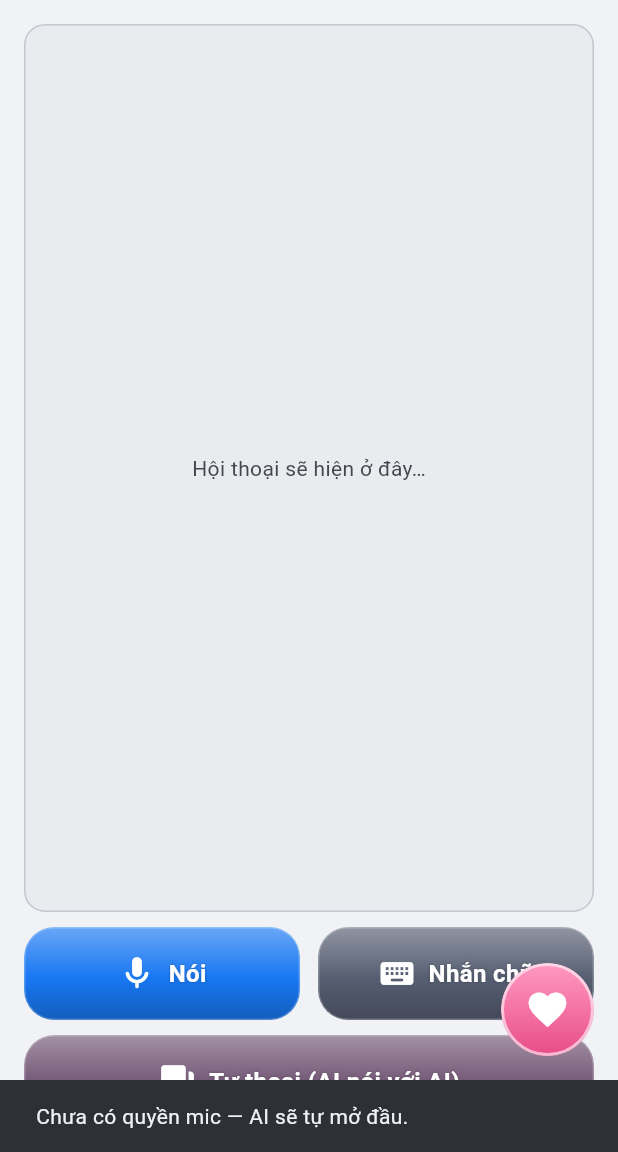
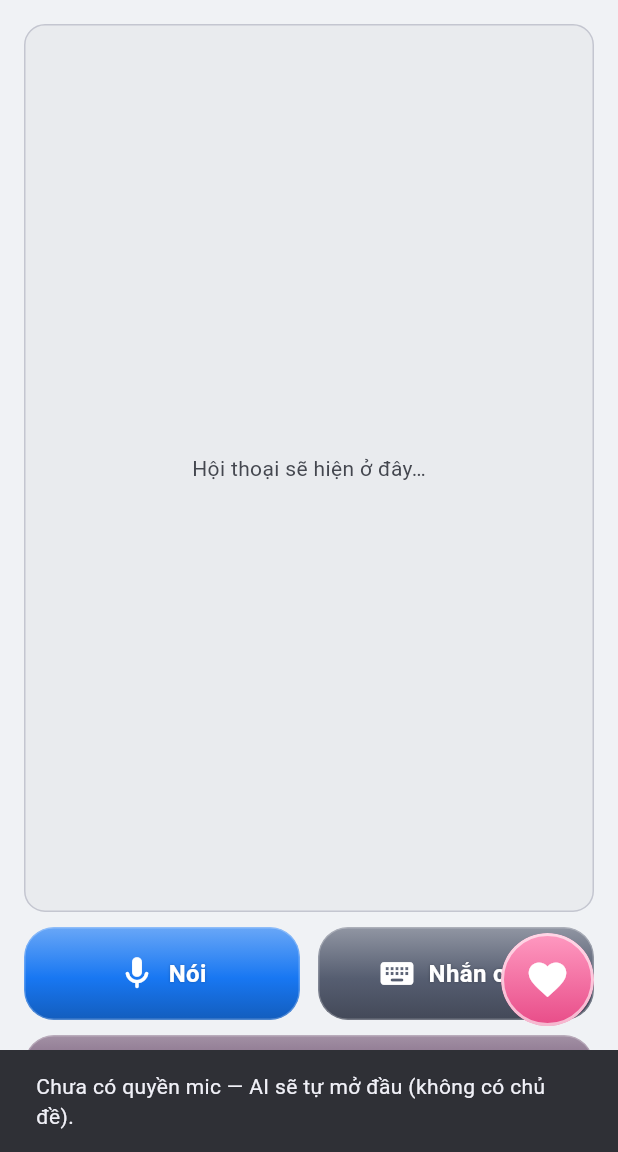
Before and after one commit to NgoDuy2197/Android_Project, a Flutter app: the screen it shows after launch, after a tap on "Tự thoại (AI nói với AI)", on a phone screen of 412 x 824 dp, the part 84-1236 px from its top. Run offline on Flutter 3.47's test engine with Material 3 defaults, Android fonts, the phone set to English and light mode, and no system bars; our stand-ins replace audioplayers, file_picker, flutter_tts, permission_handler, qr_flutter, sensors_plus and 4 more; missing offline and left inert: flutter_file_dialog, flutter_webrtc, mobile_scanner, record.

Commit message:
feat(voice_ai): rewrite auto-talk as style + topic + opponent input
- Treat A/B prompts as speaking styles always injected as system
- Use only the opponent's recent sentences as the AI user input
- Treat the first spoken command as shared topic/trend for both AIs

Co-authored-by: Duy Khoai Tây <NgoDuy2197@users.noreply.github.com>

```diff
--- a/WebRTC/Mobile/voice_ai/lib/main.dart
+++ b/WebRTC/Mobile/voice_ai/lib/main.dart
@@ -298,9 +298,13 @@ class HomeScreenState extends State<HomeScreen> {
 
   // Auto-dialogue (loop) state.
   bool _loopActive = false;
-  bool _loopSeeding = false; // waiting for the user's opening line
+  bool _loopSeeding = false; // waiting for the user's topic command
   int _loopTurn = 0;
-  List<String> _loopLines = [];
+  /// Spoken AI lines in the auto-dialogue. `second == false` → A (voice 1).
+  final List<({bool second, String text})> _loopLines = [];
+  /// Topic / tone set by the user's first command when starting auto-dialogue.
+  /// Injected into every system prompt so both AIs stay on the same trend.
+  String _loopTopic = '';
   // Clears buffered speech after configured silence (see silenceClearSec).
   Timer? _silenceTimer;
 
@@ -319,18 +323,18 @@ class HomeScreenState extends State<HomeScreen> {
   // reuse voice 1.
   String ttsVoice2Name = '';
   String ttsVoice2Locale = '';
-  // Auto-dialogue (loop) personas — one prompt per speaker (A = voice 1, B =
-  // voice 2). Each turn uses its own persona.
+  // Auto-dialogue speaking styles — system prompt per speaker (A = voice 1,
+  // B = voice 2). Always injected every turn to force the AI to comply.
   String loopPromptA =
-      'Bạn là NGƯỜI A trong cuộc trò chuyện tiếng Việt vui vẻ. Mỗi lượt nói một '
-      'câu ngắn, nối tiếp tự nhiên chủ đề đang nói.';
+      'Bạn là NGƯỜI A. Cách nói: vui vẻ, thân mật, câu ngắn bằng tiếng Việt. '
+      'Mỗi lượt chỉ nói một câu.';
   String loopPromptB =
-      'Bạn là NGƯỜI B trong cuộc trò chuyện tiếng Việt vui vẻ. Mỗi lượt nói một '
-      'câu ngắn, nối tiếp tự nhiên chủ đề đang nói.';
+      'Bạn là NGƯỜI B. Cách nói: dí dỏm, hay nối ý, câu ngắn bằng tiếng Việt. '
+      'Mỗi lượt chỉ nói một câu.';
   int maxMessages = 20;
-  // Auto-dialogue: how many previous lines to feed back as context when an AI
-  // generates its next turn. 1 = only the partner's last sentence (+ its own
-  // prompt). Higher = more of the recent conversation for continuity.
+  // Auto-dialogue: how many of the *opponent's* recent sentences to feed as
+  // the user-message input (not mixed with own lines). 1 = only the last
+  // opponent sentence.
   int loopContextCount = 1;
   // If no start-word is set: after this many seconds of silence without the
   // stop-word, drop what was heard (0 = off).
@@ -965,7 +969,7 @@ class HomeScreenState extends State<HomeScreen> {
       if (q.isNotEmpty) {
         _silenceTimer?.cancel();
         _finalizeLiveUser(q);
-        // In loop seeding, the first finished utterance is the opening line.
+        // In loop seeding, the first finished utterance sets the topic/trend.
         if (_loopSeeding) {
           _seedLoop(q);
           return;
@@ -1075,9 +1079,10 @@ class HomeScreenState extends State<HomeScreen> {
   // ---------- Auto-dialogue loop ----------
 
   /// Start/stop the self-running conversation. Starting listens for the user's
-  /// opening line (ended with the stop word); after that the AI keeps taking
-  /// its own last line to produce the next one, alternating the two voices,
-  /// until stopped.
+  /// topic command (ended with the stop word). That command sets the topic /
+  /// speaking trend for both AIs; then A and B alternate, each turn using its
+  /// own speaking-style system prompt + the opponent's recent sentences as
+  /// input, until stopped.
   Future<void> _toggleLoop() async {
     if (_loopActive) {
       _stopLoop();
@@ -1085,7 +1090,8 @@ class HomeScreenState extends State<HomeScreen> {
     }
     _loopActive = true;
     _loopSeeding = true;
-    _loopLines = [];
+    _loopLines.clear();
+    _loopTopic = '';
     _loopTurn = 0;
     _committed = '';
     _live = '';
@@ -1094,11 +1100,11 @@ class HomeScreenState extends State<HomeScreen> {
     final granted =
         await _nativeChannel.invokeMethod<bool>('requestMic') ?? false;
     if (granted) {
-      _setStatus('Nói câu mở đầu rồi nói "$stopWord"…');
-      _snack('Tự thoại: nói câu mở đầu, kết thúc bằng "$stopWord".');
+      _setStatus('Nói chủ đề/xu hướng rồi nói "$stopWord"…');
+      _snack('Tự thoại: nói chủ đề cho 2 bên, kết thúc bằng "$stopWord".');
       await _sttEngineStart();
     } else {
-      _snack('Chưa có quyền mic — AI sẽ tự mở đầu.');
+      _snack('Chưa có quyền mic — AI sẽ tự mở đầu (không có chủ đề).');
       _seedLoop('');
     }
   }
@@ -1106,6 +1112,7 @@ class HomeScreenState extends State<HomeScreen> {
   void _stopLoop() {
     _loopActive = false;
     _loopSeeding = false;
+    _loopTopic = '';
     _silenceTimer?.cancel();
     _sttEngineStop();
     _tts.stop();
@@ -1115,26 +1122,86 @@ class HomeScreenState extends State<HomeScreen> {
     _setStatus('Đã dừng tự thoại');
   }
 
+  /// Capture the user's first command as the shared topic/trend (not as a
+  /// spoken dialogue line), then let speaker A open.
   void _seedLoop(String seed) {
     _loopSeeding = false;
     _sttEngineStop();
     final s = seed.trim();
+    _loopTopic = s;
+    _loopTurn = 0; // A speaks first after the topic is set
     if (s.isNotEmpty) {
       setState(() {
-        _history.add(ChatMsg(fromUser: true, text: s));
+        _history.add(ChatMsg(fromUser: true, text: 'Chủ đề: $s'));
         _trimHistory();
       });
-      _loopLines.add(s);
-      _loopTurn = 1; // next AI line answers with the 2nd voice
       _scrollChat();
     }
     _loopStep();
   }
 
+  /// Build the system prompt that is forced on every auto-dialogue reply:
+  /// speaking style (config) + topic/trend (first user command).
+  String _loopSystemPrompt(bool second) {
+    final style = (second ? loopPromptB : loopPromptA).trim();
+    final who = second ? 'B' : 'A';
+    final buf = StringBuffer();
+    if (style.isNotEmpty) {
+      buf.writeln(style);
+    } else {
+      buf.writeln('Bạn là NGƯỜI $who trong cuộc trò chuyện tiếng Việt.');
+    }
+    buf.writeln();
+    buf.writeln(
+        'BẮT BUỘC: luôn tuân thủ cách nói / phong cách ở trên trong mọi câu '
+        'trả lời. Chỉ nói nội dung thoại, không giải thích meta, không ghi '
+        'tên người nói.');
+    final topic = _loopTopic.trim();
+    if (topic.isNotEmpty) {
+      buf.writeln();
+      buf.writeln('Chủ đề / xu hướng cuộc trò chuyện (bám theo): $topic');
+    }
+    return buf.toString().trim();
+  }
+
+  /// User-message input for one turn: only the opponent's recent sentences
+  /// (count = [loopContextCount]), never own lines or the topic command.
+  String _loopUserInput(bool second) {
+    final n = loopContextCount < 1 ? 1 : loopContextCount;
+    // Opponent of the speaker about to talk.
+    final opponentIsSecond = !second;
+    final opponent = _loopLines
+        .where((l) => l.second == opponentIsSecond)
+        .map((l) => l.text)
+        .toList();
+    final recent = opponent.length > n
+        ? opponent.sublist(opponent.length - n)
+        : opponent;
+
+    if (recent.isEmpty) {
+      final topic = _loopTopic.trim();
+      if (topic.isNotEmpty) {
+        return 'Bắt đầu cuộc trò chuyện theo chủ đề đã cho. '
+            'Nói câu mở đầu (1 câu ngắn, tiếng Việt):';
+      }
+      return 'Bắt đầu một cuộc trò chuyện. '
+          'Nói câu mở đầu (1 câu ngắn, tiếng Việt):';
+    }
+    if (recent.length == 1) {
+      return 'Đối phương vừa nói: "${recent.first}"\n\n'
+          'Dựa vào câu đó, nói lượt tiếp theo (1 câu ngắn, tiếng Việt, '
+          'KHÔNG ghi tên người nói):';
+    }
+    final bullets = recent.map((t) => '- "$t"').join('\n');
+    return 'Đối phương vừa nói (${recent.length} câu gần nhất):\n$bullets\n\n'
+        'Dựa vào các câu đó, nói lượt tiếp theo (1 câu ngắn, tiếng Việt, '
+        'KHÔNG ghi tên người nói):';
+  }
+
   Future<String> _loopGenerate(String context, bool second) async {
-    final persona = (second ? loopPromptB : loopPromptA).trim();
     final saved = _ai.systemPrompt;
-    if (persona.isNotEmpty) _ai.systemPrompt = persona;
+    // Always overwrite system prompt so the speaking style is enforced.
+    _ai.systemPrompt = _loopSystemPrompt(second);
     try {
       return await _ai.ask(context);
     } finally {
@@ -1147,21 +1214,7 @@ class HomeScreenState extends State<HomeScreen> {
     setState(() => _state = AiState.thinking);
     // No "beep" during auto-dialogue.
     final second = _loopTurn.isOdd; // alternate speaker/voice each turn
-    // Feed back only the last [loopContextCount] lines (default 1 = just the
-    // partner's last sentence) so each AI builds on the partner + its own
-    // prompt, not the whole transcript.
-    final n = loopContextCount < 1 ? 1 : loopContextCount;
-    final recent = _loopLines.length > n
-        ? _loopLines.sublist(_loopLines.length - n)
-        : List<String>.from(_loopLines);
-    final ctx = recent.isEmpty
-        ? 'Bắt đầu một cuộc trò chuyện. Nói câu mở đầu (1 câu ngắn, tiếng Việt).'
-        : (recent.length == 1
-            ? 'Đối phương vừa nói: "${recent.first}"\n\n'
-                'Dựa vào câu đó, nói lượt tiếp theo (1 câu ngắn, tiếng Việt, '
-                'KHÔNG ghi tên người nói):'
-            : 'Hội thoại gần đây:\n${recent.join("\n")}\n\n'
-                'Nói lượt tiếp theo (1 câu ngắn, tiếng Việt, KHÔNG ghi tên người nói):');
+    final ctx = _loopUserInput(second);
     String line;
     try {
       line = (await _loopGenerate(ctx, second)).trim();
@@ -1180,7 +1233,7 @@ class HomeScreenState extends State<HomeScreen> {
       _state = AiState.speaking;
     });
     _scrollChat();
-    _loopLines.add(line);
+    _loopLines.add((second: second, text: line));
     if (_loopLines.length > 40) _loopLines.removeAt(0);
     _loopTurn++;
     await _speak(line, second: second);
@@ -2625,15 +2678,24 @@ class _SettingsScreenState extends State<SettingsScreen> {
           ],
           const Divider(height: 24),
           _hdr('AI tự thoại (AI nói với AI)'),
-          _field(_loopPromptA, 'Prompt người A (giọng 1)',
-              'VD: Bạn là người A, vui tính, nói tiếng Việt…',
-              maxLines: 3),
-          _field(_loopPromptB, 'Prompt người B (giọng 2)',
-              'VD: Bạn là người B, hay phản biện, nói tiếng Việt…',
-              maxLines: 3),
-          _field(_loopCtx, 'Số câu trước đó làm ngữ cảnh', '1',
-              helper: '1 = chỉ lấy câu của đối phương + prompt của nó. '
-                  'Lớn hơn = lấy thêm các câu gần đây để nối ý.'),
+          const Text(
+            'Câu mở đầu khi bấm Tự thoại = chủ đề/xu hướng cho cả 2 bên. '
+            'Cách nói A/B luôn đưa vào system mỗi lượt. Input mỗi lượt = '
+            'câu đối phương vừa nói.',
+            style: TextStyle(color: Colors.white54, fontSize: 12.5),
+          ),
+          const SizedBox(height: 10),
+          _field(_loopPromptA, 'Cách nói người A (system, giọng 1)',
+              'VD: vui tính, thân mật, câu ngắn tiếng Việt…',
+              maxLines: 3,
+              helper: 'Luôn inject vào system để ép AI tuân thủ mỗi câu trả lời.'),
+          _field(_loopPromptB, 'Cách nói người B (system, giọng 2)',
+              'VD: hay phản biện, dí dỏm, câu ngắn tiếng Việt…',
+              maxLines: 3,
+              helper: 'Luôn inject vào system để ép AI tuân thủ mỗi câu trả lời.'),
+          _field(_loopCtx, 'Số câu đối phương làm input', '1',
+              helper: '1 = chỉ câu đối phương vừa nói. '
+                  'Lớn hơn = lấy thêm các câu gần nhất của đối phương (không lấy câu của chính nó).'),
           const SizedBox(height: 4),
           const Text('Giọng đọc & tốc độ',
               style: TextStyle(fontWeight: FontWeight.w600)),
@@ -2848,7 +2910,7 @@ class _SettingsScreenState extends State<SettingsScreen> {
           labelText: label,
           hintText: hint,
           helperText: helper,
-          helperMaxLines: 2,
+          helperMaxLines: 3,
           border: const OutlineInputBorder(),
         ),
       ),
```
